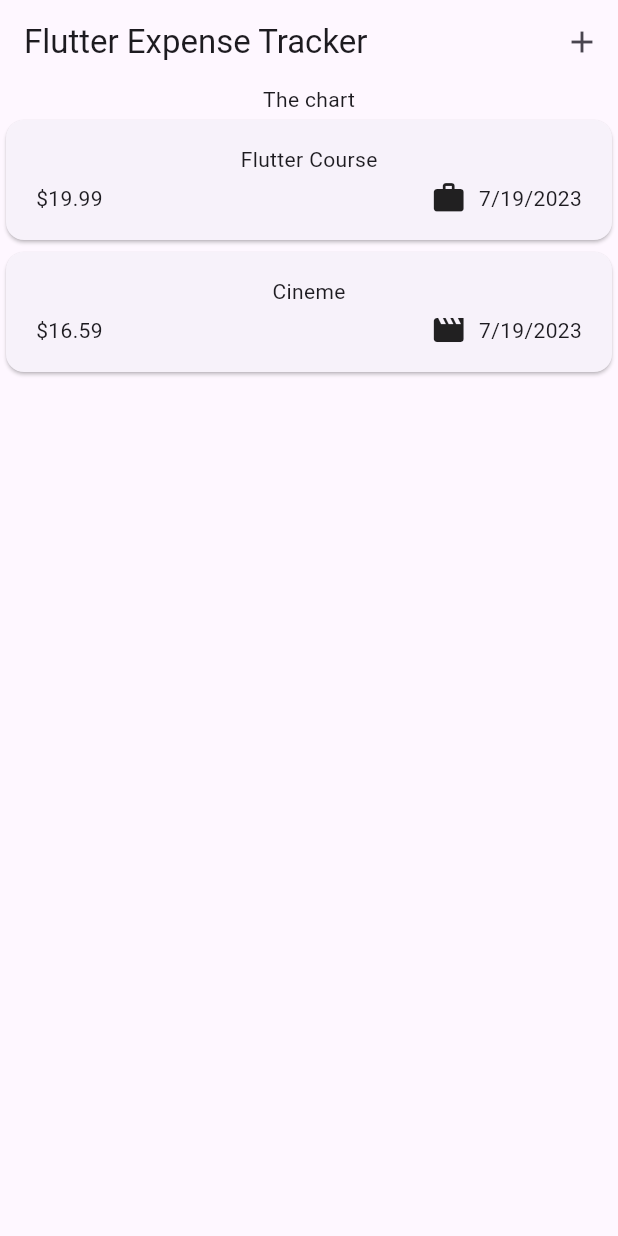
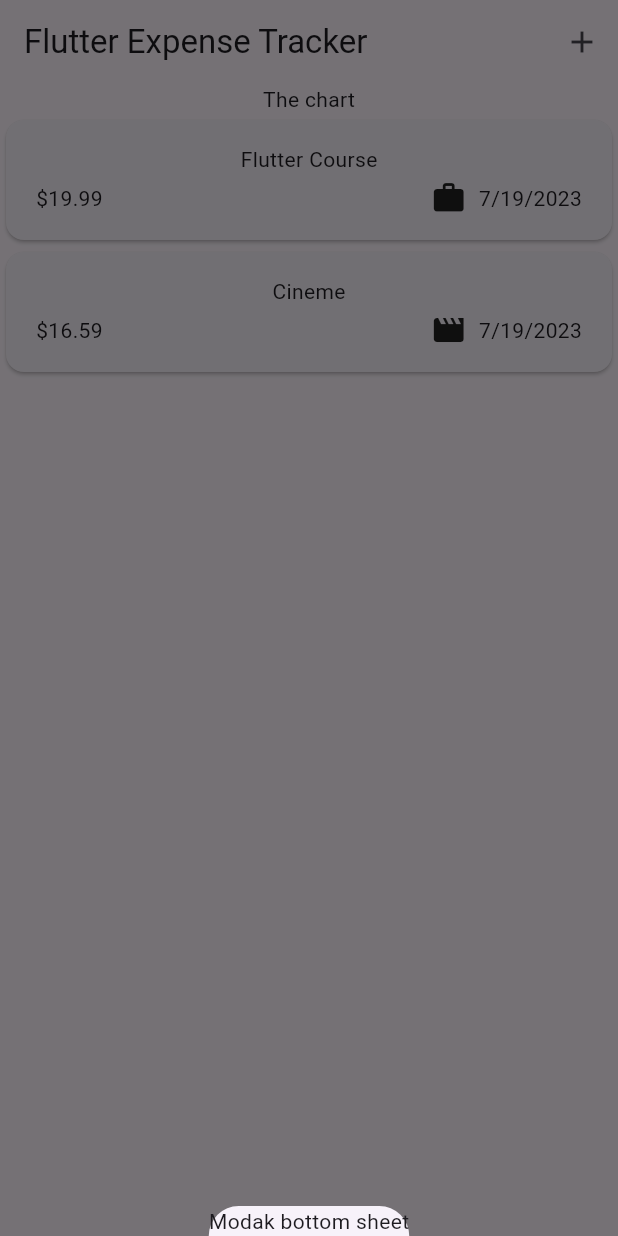
Before and after one commit to DarkoPG27/expense_tracker, a Flutter app: the screen it shows after launch, after a tap on the "add" icon, on a phone screen of 412 x 824 dp. Run offline on Flutter 3.47's test engine with Material 2 defaults, Android fonts, the phone set to English and light mode, and no system bars.

Commit message:
adding a modal sheet and understanding context

```diff
--- a/lib/main.dart
+++ b/lib/main.dart
@@ -6,7 +6,7 @@ void main() {
   runApp(
     MaterialApp(
       theme: ThemeData(useMaterial3: true),
-      home: Expenses(),
+      home: const Expenses(),
     ),
   );
 }
--- a/lib/models/expense.dart
+++ b/lib/models/expense.dart
@@ -1,5 +1,4 @@
 import 'package:flutter/material.dart';
-import 'package:flutter/widgets.dart';
 import 'package:uuid/uuid.dart';
 
 import 'package:intl/intl.dart';
--- a/lib/widgets/expenses.dart
+++ b/lib/widgets/expenses.dart
@@ -27,6 +27,13 @@ class _ExpensesState extends State<Expenses> {
     ),
   ];
 
+  void _openAddExpenseOverlay() {
+    showModalBottomSheet(
+      context: context,
+      builder: (ctx) => Text('Modak bottom sheet'),
+    );
+  }
+
   @override
   Widget build(BuildContext context) {
     return Scaffold(
@@ -34,8 +41,8 @@ class _ExpensesState extends State<Expenses> {
         title: const Text('Flutter Expense Tracker'),
         actions: [
           IconButton(
-            onPressed: () {},
-            icon: Icon(Icons.add),
+            onPressed: _openAddExpenseOverlay,
+            icon: const Icon(Icons.add),
           )
         ],
       ),
```
